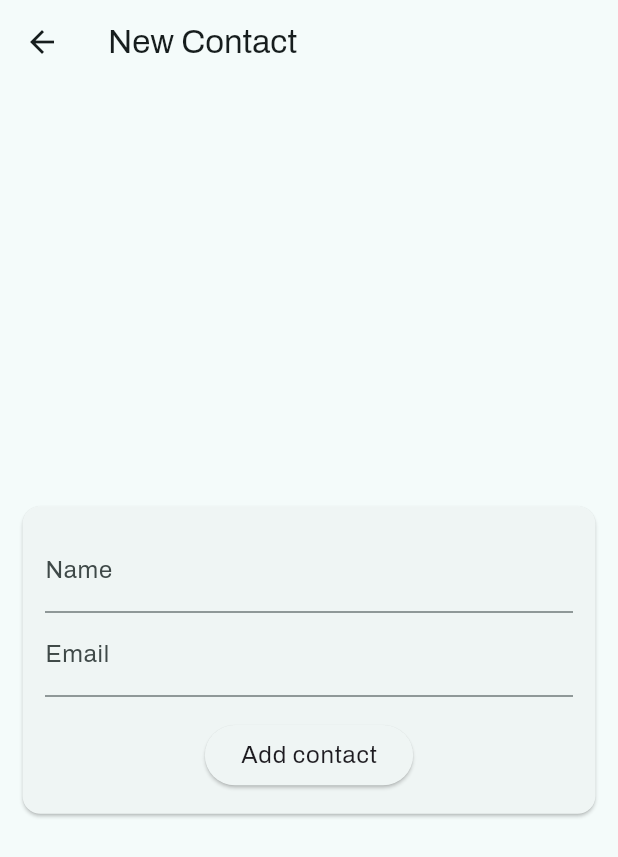
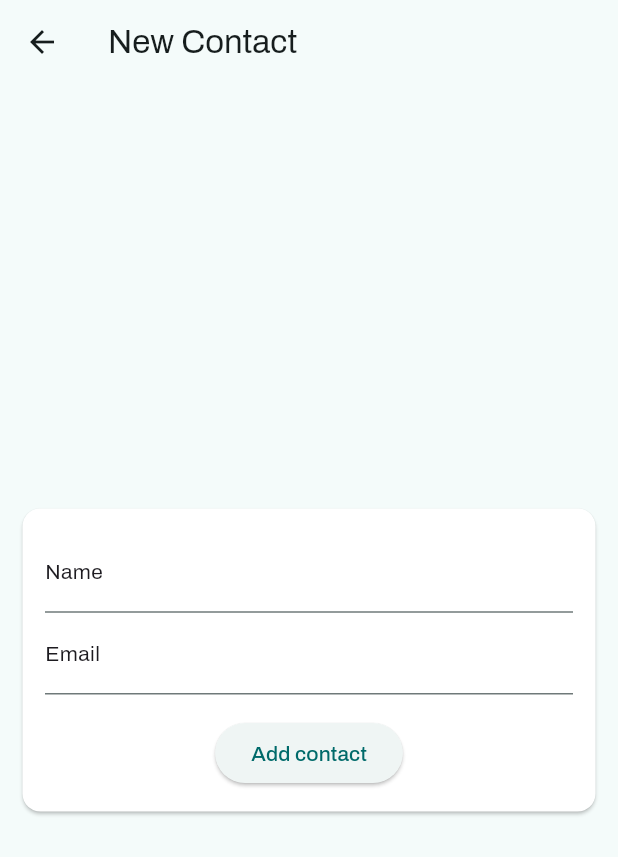
Before and after one commit to wadpas/contact_book_flutter, a Flutter app: the screen it shows once a user with an empty profile is signed in, after a tap on the "add" icon, on a phone screen of 412 x 824 dp. Shown: the top 857 px of the screen. Run offline on Flutter 3.47's test engine with Material 3 defaults, Android fonts, the phone set to English and light mode, and no system bars; our stand-ins replace cloud_firestore, firebase_auth, firebase_core, google_fonts, google_sign_in; accounts and stored records are empty; network calls fail.

Commit message:
updated getContacts & addContact func. (Firestore SDK)

```diff
--- a/lib/models/contact_model.dart
+++ b/lib/models/contact_model.dart
@@ -1,5 +1,3 @@
-import 'package:uuid/uuid.dart';
-
 class Contact {
   final String id;
   final String name;
@@ -7,5 +5,6 @@ class Contact {
   Contact({
     required this.name,
     required this.email,
-  }) : id = const Uuid().v4();
+    required this.id,
+  });
 }
--- a/lib/sevices/contacts_service.dart
+++ b/lib/sevices/contacts_service.dart
@@ -1,23 +1,64 @@
+import 'package:cloud_firestore/cloud_firestore.dart';
 import 'package:flutter/material.dart';
 
 import '../models/contact_model.dart';
 
-class ContactsService extends ValueNotifier<List<Contact>> {
-  ContactsService._sharedInstance()
-      : super([
-          Contact(name: 'Tod', email: 'tod@gmail.com'),
-          Contact(name: 'Mark', email: 'mark@gmail.com'),
-        ]);
-  static final ContactsService _shared = ContactsService._sharedInstance();
-  factory ContactsService() => _shared;
+class ContactsService extends ValueNotifier<Map<String, dynamic>> {
+  ContactsService()
+      : super({
+          'isLoading': false,
+          'contacts': [],
+        });
 
-  void add({required Contact contact}) {
-    value.add(contact);
+  final db = FirebaseFirestore.instance;
+
+  Future getContacts() async {
+    value['isLoading'] = true;
+    notifyListeners();
+
+    if (value['contacts'].isEmpty) {
+      await db.collection("contacts").get().then(
+        (snapshot) {
+          for (var contact in snapshot.docs) {
+            Contact newContact = Contact(
+              name: contact['name'],
+              email: contact['email'],
+              id: contact.id,
+            );
+            value['contacts'].add(newContact);
+          }
+        },
+      );
+    }
+    value['isLoading'] = false;
     notifyListeners();
   }
 
-  void remove({required Contact contact}) {
-    value.remove(contact);
+  Future addContact(String name, String email) async {
+    value['isLoading'] = true;
+    notifyListeners();
+
+    final payload = {
+      'name': name,
+      'email': email,
+    };
+
+    final fireDocumentId =
+        await db.collection('contacts').add(payload).then((value) => value.id);
+
+    final newContact = Contact(
+      name: name,
+      email: email,
+      id: fireDocumentId,
+    );
+
+    value['contacts'].add(newContact);
+    value['isLoading'] = false;
+    notifyListeners();
+  }
+
+  void remove(Contact contact) async {
+    value['contacts'].remove(contact);
     notifyListeners();
   }
 }
--- a/lib/views/contacts_view.dart
+++ b/lib/views/contacts_view.dart
@@ -3,13 +3,25 @@ import 'package:flutter/material.dart';
 
 import '../sevices/contacts_service.dart';
 
-class ContactsView extends StatelessWidget {
+class ContactsView extends StatefulWidget {
   const ContactsView({super.key});
 
   @override
-  Widget build(BuildContext context) {
+  State<ContactsView> createState() => _ContactsViewState();
+}
+
+class _ContactsViewState extends State<ContactsView> {
+  final contactsService = ContactsService();
   final authService = AuthService();
 
+  @override
+  void initState() {
+    contactsService.getContacts();
+    super.initState();
+  }
+
+  @override
+  Widget build(BuildContext context) {
     return Scaffold(
       appBar: AppBar(
         title: const Text('Contacts'),
@@ -23,16 +35,20 @@ class ContactsView extends StatelessWidget {
         ],
       ),
       body: ValueListenableBuilder(
-        valueListenable: ContactsService(),
+        valueListenable: contactsService,
         builder: (context, values, child) {
-          return ListView.builder(
+          return values['isLoading']
+              ? const Center(
+                  child: CircularProgressIndicator(),
+                )
+              : ListView.builder(
                   padding: const EdgeInsets.all(10),
-            itemCount: values.length,
+                  itemCount: values['contacts'].length,
                   itemBuilder: (context, index) {
-              final contact = values[index];
+                    final contact = values['contacts'][index];
                     return Dismissible(
                       onDismissed: (direction) =>
-                    ContactsService().remove(contact: contact),
+                          contactsService.remove(contact),
                       key: ValueKey(contact.id),
                       child: Material(
                         color: Colors.white,
@@ -44,8 +60,7 @@ class ContactsView extends StatelessWidget {
                           title: Text(contact.name),
                           subtitle: Text(contact.email),
                           trailing: IconButton(
-                      onPressed: () =>
-                          ContactsService().remove(contact: contact),
+                            onPressed: () => contactsService.remove(contact),
                             icon: const Icon(Icons.delete),
                           ),
                           iconColor: Colors.redAccent,
--- a/lib/views/new_contact_view.dart
+++ b/lib/views/new_contact_view.dart
@@ -1,3 +1,4 @@
+import 'package:contact_book_flutter/sevices/auth_service.dart';
 import 'package:flutter/material.dart';
 
 import '../sevices/contacts_service.dart';
@@ -14,6 +15,7 @@ class _NewContactViewState extends State<NewContactView> {
   late final TextEditingController _nameController;
   late final TextEditingController _emailController;
   final _formKey = GlobalKey<FormState>();
+  final contactsService = ContactsService();
 
   @override
   void initState() {
@@ -37,6 +39,7 @@ class _NewContactViewState extends State<NewContactView> {
       ),
       body: Center(
         child: Card(
+          color: Colors.white,
           margin: const EdgeInsets.all(15),
           child: Padding(
             padding: const EdgeInsets.all(15),
@@ -47,8 +50,9 @@ class _NewContactViewState extends State<NewContactView> {
                 children: [
                   TextFormField(
                     controller: _nameController,
-                    decoration: const InputDecoration(
+                    decoration: InputDecoration(
                       labelText: 'Name',
+                      labelStyle: Theme.of(context).textTheme.bodyMedium,
                     ),
                     validator: (value) {
                       if (value == null || value.trim().isEmpty) {
@@ -61,8 +65,9 @@ class _NewContactViewState extends State<NewContactView> {
                     controller: _emailController,
                     keyboardType: TextInputType.emailAddress,
                     textCapitalization: TextCapitalization.none,
-                    decoration: const InputDecoration(
+                    decoration: InputDecoration(
                       labelText: 'Email',
+                      labelStyle: Theme.of(context).textTheme.bodyMedium,
                     ),
                     validator: (value) {
                       if (value == null ||
@@ -74,22 +79,28 @@ class _NewContactViewState extends State<NewContactView> {
                     },
                   ),
                   const SizedBox(height: 15),
-                  ElevatedButton(
-                    onPressed: () {
-                      if (_formKey.currentState!.validate()) {
-                        final contact = Contact(
-                          name: _nameController.text,
-                          email: _emailController.text,
-                        );
-                        ContactsService().add(contact: contact);
-                        Navigator.of(context).pop();
-                      }
+                  ValueListenableBuilder(
+                    valueListenable: contactsService,
+                    builder: (context, value, child) {
+                      return value['isLoading']
+                          ? const CircularProgressIndicator()
+                          : ElevatedButton(
+                              onPressed: () {
+                                if (_formKey.currentState!.validate()) {
+                                  contactsService
+                                      .addContact(
+                                        _nameController.text,
+                                        _emailController.text,
+                                      )
+                                      .then(
+                                        (_) => Navigator.of(context).pop(),
+                                      );
+                                }
+                              },
+                              child: const Text('Add contact'),
+                            );
                     },
-                    child: Text(
-                      'Add contact',
-                      style: Theme.of(context).textTheme.bodyLarge,
-                    ),
-                  )
+                  ),
                 ],
               ),
             ),
--- a/pubspec.yaml
+++ b/pubspec.yaml
@@ -39,6 +39,7 @@ dependencies:
   firebase_core: ^2.24.0
   firebase_auth: ^4.15.0
   google_sign_in: ^6.1.6
+  cloud_firestore: ^4.13.3
 
 dev_dependencies:
   flutter_test:
```
Also changed, not shown: lib/sevices/auth_service.dart (+26 -1 lines), lib/views/auth_view.dart (+17 -1 lines), pubspec.lock. Lines whose indentation alone changed are shown as unchanged.
